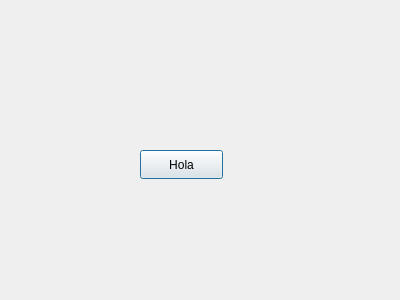
This is Hyrules-Graphs/instrucciones.ui in Elmono56/Hyrules-Graphs as Qt 5 draws it before an edit. The edited form follows.
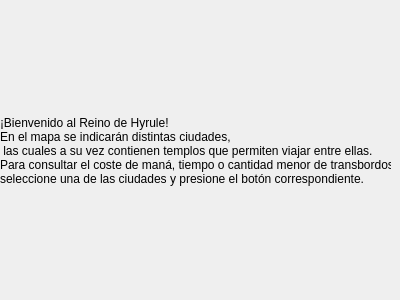
This is the edited form. Icons and pictures are not drawn.

```diff
--- a/Hyrules-Graphs/instrucciones.ui
+++ b/Hyrules-Graphs/instrucciones.ui
@@ -13,17 +13,25 @@
   <property name="windowTitle">
    <string>Indicaciones</string>
   </property>
-  <widget class="QPushButton" name="pushButton">
+  <property name="windowIcon">
+   <iconset>
+    <normaloff>../build-Hyrules-Graphs-Desktop_Qt_6_4_1_MinGW_64_bit-Debug/img/icono.jpg</normaloff>../build-Hyrules-Graphs-Desktop_Qt_6_4_1_MinGW_64_bit-Debug/img/icono.jpg</iconset>
+  </property>
+  <widget class="QLabel" name="label">
    <property name="geometry">
     <rect>
-     <x>140</x>
-     <y>150</y>
-     <width>83</width>
-     <height>29</height>
+     <x>0</x>
+     <y>10</y>
+     <width>391</width>
+     <height>281</height>
     </rect>
    </property>
    <property name="text">
-    <string>Hola</string>
+    <string>¡Bienvenido al Reino de Hyrule! 
+En el mapa se indicarán distintas ciudades,
+ las cuales a su vez contienen templos que permiten viajar entre ellas. 
+Para consultar el coste de maná, tiempo o cantidad menor de transbordos,
+seleccione una de las ciudades y presione el botón correspondiente.</string>
    </property>
   </widget>
  </widget>
```
Left out of the diff: 2 changed lines with no effect on the pictures.
